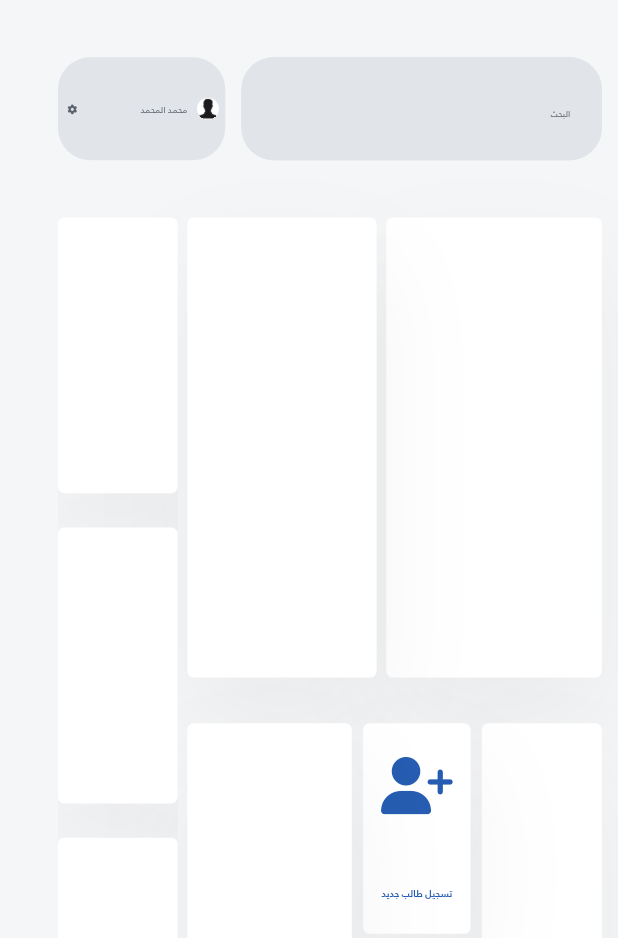
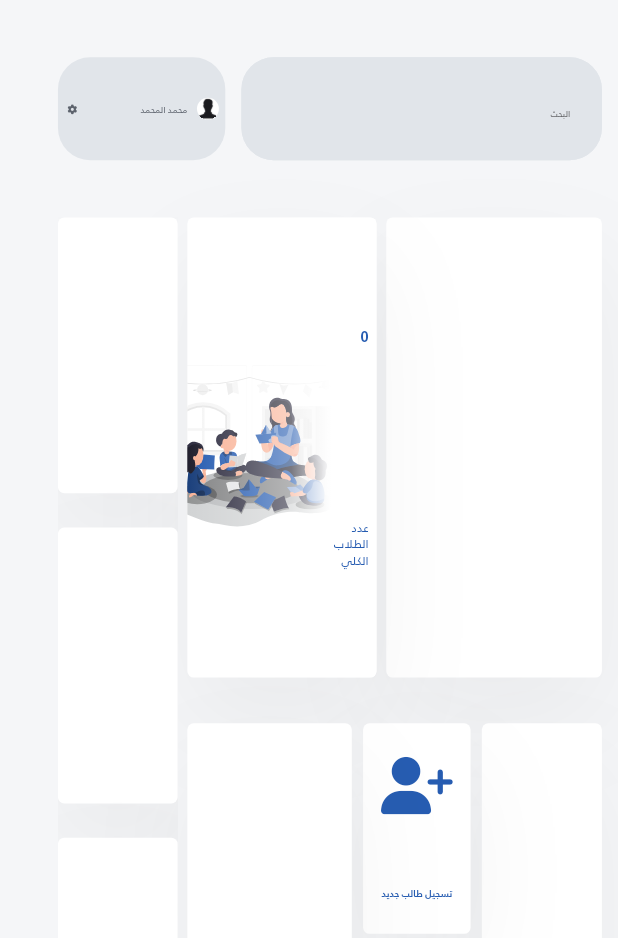
Before and after one commit to sari-shehada/qalam-and-noor-frontend, a Flutter app: the DashboardPage screen opened directly, on a phone screen of 412 x 824 dp. Shown: the top 938 px of the screen. Run offline on Flutter 3.47's test engine with Material 2 defaults, Android fonts, the phone set to English and light mode, and no system bars; our stand-ins replace countup, flutter_feather_icons, flutter_screenutil, flutter_svg, font_awesome_flutter, get and 3 more; accounts and stored records are empty; network calls fail.

Commit message:
Added number of students stats card to dashboard

```diff
--- a/lib/configs/assets.dart
+++ b/lib/configs/assets.dart
@@ -7,4 +7,8 @@ class GlobalAssets {
   static String femaleAvatar = 'assets/icons/female-avatar.png';
   static String femaleAvatarCircular =
       'assets/icons/female-circular-avatar.png';
+
+  //Illustrations
+  static String studentsPLayingIllustration =
+      'assets/illustrations/students_playing.svg';
 }
--- a/lib/models/helpers/database_helpers/student_db_helper.dart
+++ b/lib/models/helpers/database_helpers/student_db_helper.dart
@@ -55,6 +55,11 @@ class StudentDBHelper implements CRUDInterface<Student> {
       },
     );
     return student;
+  }
+
+  Future<int> getStudentsCount() async {
+    final List allStudents = await getAll();
+    return allStudents.length;
   }
 
   @override
--- a/lib/pages/dashboard/controllers/dashboard_controller.dart
+++ b/lib/pages/dashboard/controllers/dashboard_controller.dart
@@ -1,8 +1,14 @@
 import 'package:get/get.dart';
 import 'package:kalam_noor/controllers/navigation_controller.dart';
+import 'package:kalam_noor/models/helpers/database_helpers/student_db_helper.dart';
 
 class DashboardController extends GetxController {
+  late final Rx<Future<int>> studentCount;
   Future<void> registerNewStudent() async {
     NavigationController.toAddNewStudentPage();
   }
+
+  DashboardController() {
+    studentCount = StudentDBHelper.instance.getStudentsCount().obs;
+  }
 }
--- a/lib/pages/dashboard/views/dashboard_page.dart
+++ b/lib/pages/dashboard/views/dashboard_page.dart
@@ -2,8 +2,10 @@ import 'package:flutter/material.dart';
 import 'package:flutter_screenutil/flutter_screenutil.dart';
 import 'package:font_awesome_flutter/font_awesome_flutter.dart';
 import 'package:get/get.dart';
+import 'package:kalam_noor/pages/dashboard/views/widgets/student_count_widget.dart';
 import 'package:kalam_noor/pages/settings/views/settings_page.dart';
 import 'package:kalam_noor/tools/ui_tools/ui_tools.dart';
+import 'package:shimmer/shimmer.dart';
 
 import '../../../controllers/account_controller.dart';
 import '../controllers/dashboard_controller.dart';
@@ -137,9 +139,36 @@ class DashboardPage extends StatelessWidget {
                             height: 402,
                           ),
                           AddHorizontalSpacing(value: 30.w),
-                          const _DashboardContainer(
-                            width: 588,
-                            height: 402,
+                          FutureBuilder<int>(
+                            future: controller.studentCount.value,
+                            builder: (context, snapshot) {
+                              if (snapshot.connectionState ==
+                                  ConnectionState.waiting) {
+                                return ClipRRect(
+                                  borderRadius: BorderRadius.all(
+                                    Radius.circular(20.r),
+                                  ),
+                                  child: Shimmer.fromColors(
+                                    baseColor: Get.theme.colorScheme.primary
+                                        .withOpacity(.03),
+                                    highlightColor: Get
+                                        .theme.colorScheme.primary
+                                        .withOpacity(.2),
+                                    direction: ShimmerDirection.rtl,
+                                    child: const _DashboardContainer(
+                                      width: 588,
+                                      height: 402,
+                                    ),
+                                  ),
+                                );
+                              }
+                              return _DashboardContainer(
+                                width: 588,
+                                height: 402,
+                                child: StudentCountWidget(
+                                    count: snapshot.data ?? 0),
+                              );
+                            },
                           ),
                         ],
                       ),
--- /dev/null
+++ b/lib/pages/dashboard/views/widgets/student_count_widget.dart
@@ -0,0 +1,122 @@
+import 'package:flutter/material.dart';
+import 'package:flutter_screenutil/flutter_screenutil.dart';
+import 'package:flutter_svg/svg.dart';
+import 'package:kalam_noor/configs/assets.dart';
+import 'package:kalam_noor/configs/fonts.dart';
+import 'package:kalam_noor/configs/styles.dart';
+import 'package:kalam_noor/tools/ui_tools/ui_tools.dart';
+
+class StudentCountWidget extends StatelessWidget {
+  const StudentCountWidget({super.key, required this.count});
+
+  final int count;
+  @override
+  Widget build(BuildContext context) {
+    return ClipRRect(
+      borderRadius: BorderRadius.all(
+        Radius.circular(20.r),
+      ),
+      child: Stack(
+        fit: StackFit.expand,
+        children: [
+          Positioned(
+            left: -140.w,
+            width: 660.w,
+            height: 402.h,
+            child: SvgPicture.asset(
+              GlobalAssets.studentsPLayingIllustration,
+              fit: BoxFit.fitWidth,
+              colorBlendMode: BlendMode.multiply,
+            ),
+          ),
+          Align(
+            alignment: Alignment.centerRight,
+            child: Container(
+              width: 660.w,
+              height: 402.h,
+              decoration: BoxDecoration(
+                borderRadius:
+                    BorderRadius.circular(GlobalStyles.globalBorderRadius),
+                gradient: LinearGradient(
+                  colors: [
+                    Colors.white,
+                    Colors.white.withOpacity(1),
+                    Colors.white.withOpacity(.4),
+                    Colors.white.withOpacity(0),
+                  ],
+                  stops: const [
+                    0,
+                    .24,
+                    .45,
+                    1,
+                  ],
+                  begin: Alignment.centerRight,
+                  end: Alignment.centerLeft,
+                ),
+              ),
+            ),
+          ),
+          Align(
+            alignment: Alignment.centerRight,
+            child: Container(
+              padding: EdgeInsets.only(right: 25.w, top: 20.h, bottom: 20.h),
+              decoration: BoxDecoration(),
+              width: 160.w,
+              child: Column(
+                crossAxisAlignment: CrossAxisAlignment.start,
+                mainAxisAlignment: MainAxisAlignment.spaceAround,
+                children: [
+                  Text(
+                    count.toString(),
+                    style: ProjectFonts.displayMedium(),
+                  ),
+                  Text(
+                    'عدد الطلاب الكلي',
+                    textAlign: TextAlign.start,
+                    style: ProjectFonts.displaySmall(),
+                  ),
+                ],
+              ),
+            ),
+          ),
+        ],
+      ),
+    );
+  }
+}
+
+// Row(
+//         crossAxisAlignment: CrossAxisAlignment.center,
+//         children: [
+//           Expanded(
+//             child: Column(
+//               mainAxisAlignment: MainAxisAlignment.spaceEvenly,
+//               crossAxisAlignment: CrossAxisAlignment.start,
+//               children: [
+//                 AddVerticalSpacing(value: 20.h),
+//                 Expanded(
+//                   child: FittedBox(
+//                     child: Text(
+//                       '100',
+//                       style: ProjectFonts.displayMedium(),
+//                     ),
+//                   ),
+//                 ),
+//                 Text(
+//                   'عدد الطلاب الكلي',
+//                   style: ProjectFonts.displaySmall(),
+//                 ),
+//                 AddVerticalSpacing(value: 20.h),
+//               ],
+//             ),
+//           ),
+//           AddHorizontalSpacing(value: 20.w),
+//           SizedBox.square(
+//             dimension: 300.h,
+//             child: SvgPicture.asset(
+//               GlobalAssets.studentsPLayingIllustration,
+//               fit: BoxFit.scaleDown,
+//             ),
+//           ),
+//         ],
+//       ),
--- a/lib/pages/medicals_management/views/medicals_management_page.dart
+++ b/lib/pages/medicals_management/views/medicals_management_page.dart
@@ -23,22 +23,21 @@ class MedicalsManagementPage extends StatelessWidget {
             children: [
               MedicalsMenuListTile(
                 title: 'اللقاحات',
-                //TODO: Come up with a good desc
-                subtitle: 'اللقاحات اللقاحات اللقاحات',
+                subtitle:
+                    'اضافة وتعديل اللقاحات التي من الممكن للطالب اخذها قبل او خلال وجوده بالمدرسة',
                 iconData: FontAwesomeIcons.syringe,
                 onTap: () => NavigationController.toVaccinesManagementPage(),
               ),
               MedicalsMenuListTile(
                 title: 'الأمراض',
-                //TODO: Come up with a good desc
-                subtitle: ' اللقاحات اللقاحات اللقاحات',
+                subtitle:
+                    'اضافة وتعديل الأمراض التي من الممكن للطالب امتلاكها عند التسجيل بالمدرسة',
                 iconData: FontAwesomeIcons.virus,
                 onTap: () => NavigationController.toIllnessesManagementPage(),
               ),
               MedicalsMenuListTile(
-                title: 'الحالات المزاجية',
-                //TODO: Come up with a good desc
-                subtitle: ' اللقاحات اللقاحات اللقاحات',
+                title: 'الحالات الاجتماعية',
+                subtitle: 'اضافة وتعديل الحالات الاجتماعية أو النفسية للطلاب',
                 iconData: FontAwesomeIcons.faceMehBlank,
                 onTap: () => NavigationController
                     .toPsychologicalStatusesManagementPage(),
--- a/lib/tools/logic_tools/network_service.dart
+++ b/lib/tools/logic_tools/network_service.dart
@@ -5,7 +5,7 @@ import 'dart:convert';
 import 'package:http/http.dart' as http;
 
 abstract class HttpService {
-  static const String _baseURL = 'http://qalamnoor-001-site1.htempurl.com/';
+  static const String _baseURL = 'http://qalamandnoor-001-site1.ftempurl.com/';
   static Future<MapperReturnType> getParsed<MapperReturnType, JsonParseType>({
     required String url,
     required MapperReturnType Function(JsonParseType responseData) dataMapper,
--- a/pubspec.yaml
+++ b/pubspec.yaml
@@ -45,7 +45,9 @@ dependencies:
   pie_chart: ^5.3.2
   syncfusion_flutter_charts: ^21.1.39
   http: ^0.13.5
+  shimmer: ^2.0.0
   countup: ^0.1.4
+  flutter_svg: ^2.0.5
   # file_picker: ^5.2.6
 
 dev_dependencies:
```
Also changed, not shown: assets/illustrations/students_playing.svg (added), pubspec.lock, 1 other file.
